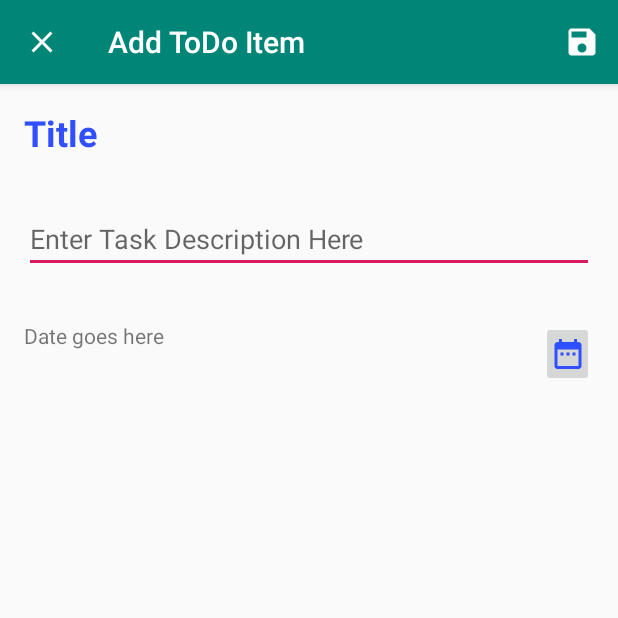
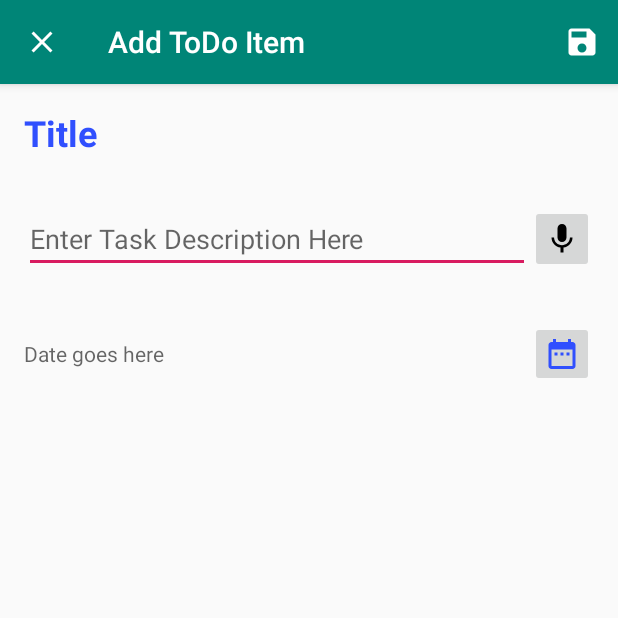
Before and after one commit to grvmishra788/RemindToDo, an Android app: the AddOrEditToDoItemActivity screen opened directly, with no data from a screen before it, on a phone screen of 412 x 824 dp, the top half of it. Run offline under Robolectric (Android 15) with nearby library versions, the phone set to English and light mode, and no system bars.

Commit message:
Voice Input Feature Added To AddOrEditToDoItemActivity class

```diff
--- /dev/null
+++ b/app/src/main/res/drawable/ic_mic.xml
@@ -0,0 +1,9 @@
+<vector xmlns:android="http://schemas.android.com/apk/res/android"
+        android:width="24dp"
+        android:height="24dp"
+        android:viewportWidth="24.0"
+        android:viewportHeight="24.0">
+    <path
+        android:fillColor="#FF000000"
+        android:pathData="M12,14c1.66,0 2.99,-1.34 2.99,-3L15,5c0,-1.66 -1.34,-3 -3,-3S9,3.34 9,5v6c0,1.66 1.34,3 3,3zM17.3,11c0,3 -2.54,5.1 -5.3,5.1S6.7,14 6.7,11L5,11c0,3.41 2.72,6.23 6,6.72L11,21h2v-3.28c3.28,-0.48 6,-3.3 6,-6.72h-1.7z"/>
+</vector>
--- a/app/src/main/res/layout/activity_add_to_do_item.xml
+++ b/app/src/main/res/layout/activity_add_to_do_item.xml
@@ -18,14 +18,28 @@
         android:textSize="24sp"
         tools:ignore="MissingConstraints" />
 
-    <EditText
-        android:id="@+id/editText"
+    <LinearLayout
         android:layout_width="match_parent"
         android:layout_height="wrap_content"
-        tools:ignore="MissingConstraints"
-        android:hint="Enter Task Description Here"
         android:layout_margin="16dp"
-        android:inputType="text"/>
+        android:orientation="horizontal">
+
+        <EditText
+            android:id="@+id/editText"
+            android:layout_width="0dp"
+            android:layout_weight="8"
+            android:layout_height="match_parent"
+            android:hint="Enter Task Description Here"
+            android:inputType="text"/>
+
+        <ImageButton
+            android:id="@+id/speechButton"
+            android:layout_width="0dp"
+            android:layout_weight="1"
+            android:layout_height="match_parent"
+            android:src="@drawable/ic_mic"/>
+
+    </LinearLayout>
 
     <LinearLayout
         android:layout_width="match_parent"
@@ -35,21 +49,18 @@
 
         <TextView
             android:id="@+id/editDate"
-            android:text="Date goes here"
             android:layout_width="0dp"
-            android:layout_weight="90"
-            android:layout_height="wrap_content"
-            android:hint="Enter due date"
-            android:layout_marginRight="16dp"/>
+            android:layout_height="match_parent"
+            android:layout_weight="8"
+            android:hint="Date goes here"
+            android:gravity="center_vertical"/>
 
         <ImageButton
             android:id="@+id/saveDate"
             android:src="@drawable/ic_date_picker"
             android:layout_width="0dp"
-            android:layout_weight="10"
-            android:layout_height="wrap_content"
-            android:layout_marginLeft="16dp"
-            />
+            android:layout_weight="1"
+            android:layout_height="match_parent"/>
 
     </LinearLayout>
 
```
Also changed, not shown: app/src/main/java/com/grvmishra788/remindtodo/add_edit_todo/AddOrEditToDoItemActivity.java (+40 -3 lines).
